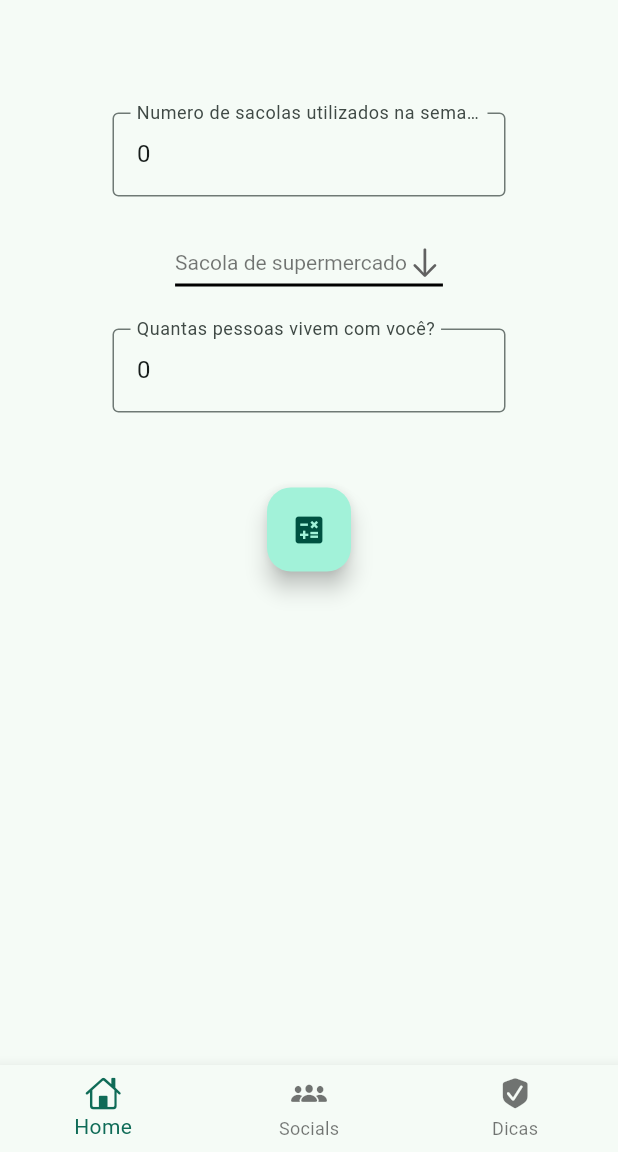
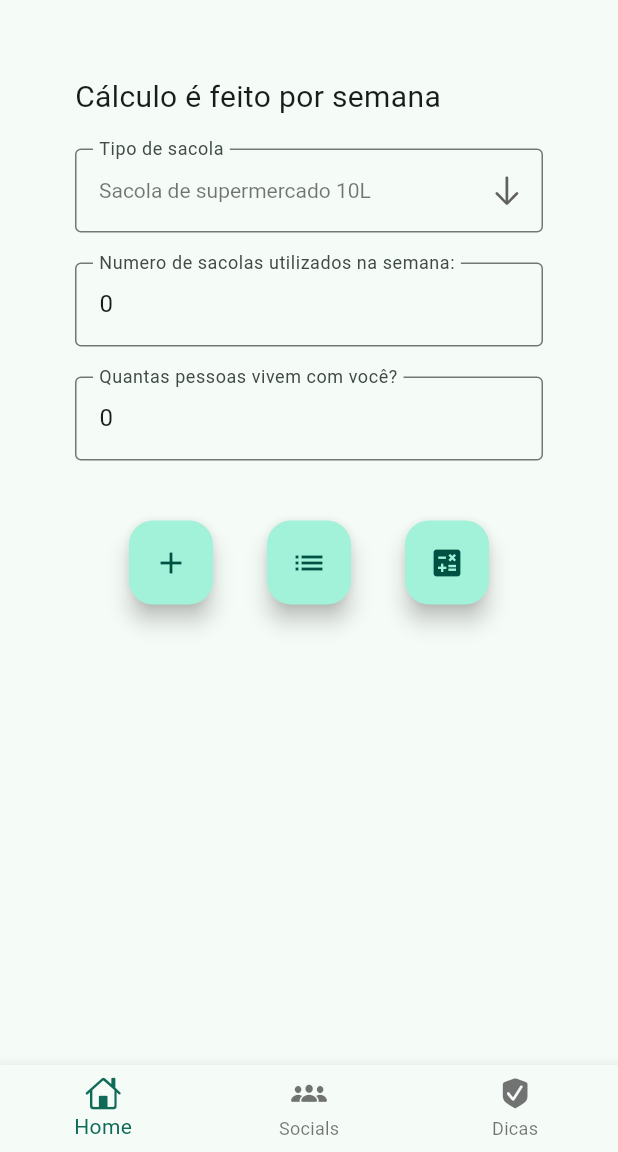
Before and after one commit to RafaelFerreira18/trash_produced_calculator_app, a Flutter app: the screen it shows after launch, on a phone screen of 412 x 824 dp, the part 84-1236 px from its top. Run offline on Flutter 3.47's test engine with Material 3 defaults, Android fonts, the light colour scheme and no system bars; our stand-ins replace firebase_core; accounts and stored records are empty.

Commit message:
inserting firebase and updating homePage

```diff
--- a/lib/pages/homePage.dart
+++ b/lib/pages/homePage.dart
@@ -1,12 +1,28 @@
 import 'package:flutter/cupertino.dart';
 import 'package:flutter/material.dart';
 import 'package:flutter/services.dart';
-import 'package:flutter/widgets.dart';
+
+class TrashEntry {
+  String trashType;
+  int trashCount;
+
+  TrashEntry(this.trashType, this.trashCount);
+}
 
 const List<String> trashTypeList = <String>[
-  'Sacola de supermercado',
-  'Saco de lixo'
+  'Sacola de supermercado 10L',
+  'Saco de lixo 50L'
 ];
+
+int checkTypeOfTrash(String dropdownValue) {
+  if (dropdownValue == "Sacola de supermercado 10L") {
+    return 10;
+  } else if (dropdownValue == "Saco de lixo 50L") {
+    return 50;
+  } else {
+    return 0;
+  }
+}
 
 class MyHomePage extends StatefulWidget {
   const MyHomePage({super.key, required this.title});
@@ -20,6 +36,9 @@ class MyHomePage extends StatefulWidget {
 class _MyHomePageState extends State<MyHomePage> {
   final calcController = TextEditingController(text: '0');
   final familyController = TextEditingController(text: '0');
+  String dropdownValue = trashTypeList.first;
+
+  List<TrashEntry> trashEntries = [];
 
   @override
   void dispose() {
@@ -28,46 +47,129 @@ class _MyHomePageState extends State<MyHomePage> {
     super.dispose();
   }
 
+  void addTrashEntry() {
+    final trashCount = int.tryParse(calcController.text) ?? 0;
+    final trashEntry = TrashEntry(dropdownValue, trashCount);
+    setState(() {
+      trashEntries.add(trashEntry);
+    });
+  }
+
+  String calculateTrash() {
+    int counter = 0;
+    for (int i = 0; i < trashEntries.length; i++) {
+      counter += trashEntries[i].trashCount *
+          checkTypeOfTrash(trashEntries[i].trashType);
+    }
+    counter = counter * int.parse(familyController.text);
+    return counter.toString();
+  }
+
   @override
   Widget build(BuildContext context) {
     return Scaffold(
-      body: Column(
+      resizeToAvoidBottomInset: false,
+      body: SingleChildScrollView(
+        child: Padding(
+          padding: const EdgeInsets.all(50.0),
+          child: Column(
             mainAxisAlignment: MainAxisAlignment.spaceBetween,
             crossAxisAlignment: CrossAxisAlignment.stretch,
             children: [
-          Padding(
-            padding: const EdgeInsets.all(75.0),
-            child: Column(
+              const Text(
+                "Cálculo é feito por semana",
+                style: TextStyle(fontSize: 20),
+              ),
+              const SizedBox(height: 20),
+              Column(
+                crossAxisAlignment: CrossAxisAlignment.stretch,
                 children: [
+                  DropdownButtonFormField<String>(
+                    value: dropdownValue,
+                    icon: const Icon(CupertinoIcons.arrow_down),
+                    elevation: 20,
+                    decoration: const InputDecoration(
+                      border: OutlineInputBorder(),
+                      labelText: "Tipo de sacola",
+                    ),
+                    style: const TextStyle(color: Colors.black54),
+                    onChanged: (String? value) {
+                      setState(() {
+                        dropdownValue = value!;
+                      });
+                    },
+                    items: trashTypeList
+                        .map<DropdownMenuItem<String>>((String value) {
+                      return DropdownMenuItem<String>(
+                        value: value,
+                        child: Text(value),
+                      );
+                    }).toList(),
+                  ),
+                  const SizedBox(height: 20),
                   TextField(
                     controller: calcController,
                     decoration: const InputDecoration(
                       border: OutlineInputBorder(),
-                      labelText: "Numero de sacolas utilizados na semana:"),
+                      labelText: "Numero de sacolas utilizados na semana:",
+                    ),
                     keyboardType: TextInputType.number,
                     inputFormatters: <TextInputFormatter>[
-                    FilteringTextInputFormatter.digitsOnly
+                      FilteringTextInputFormatter.digitsOnly,
                     ],
                   ),
-                const SizedBox(
-                  height: 20,
+                ],
               ),
-                const DropdownButtonTypesOfTrash(),
-                const SizedBox(
-                  height: 20,
-                ),
+              const SizedBox(height: 20),
               TextField(
                 controller: familyController,
                 decoration: const InputDecoration(
                   border: OutlineInputBorder(),
-                      labelText: "Quantas pessoas vivem com você?"),
+                  labelText: "Quantas pessoas vivem com você?",
+                ),
                 keyboardType: TextInputType.number,
                 inputFormatters: <TextInputFormatter>[
-                    FilteringTextInputFormatter.digitsOnly
+                  FilteringTextInputFormatter.digitsOnly,
                 ],
               ),
-                const SizedBox(
-                  height: 50,
+              const SizedBox(height: 40),
+              Row(
+                mainAxisAlignment: MainAxisAlignment.spaceEvenly,
+                children: [
+                  FloatingActionButton(
+                    onPressed: () {
+                      addTrashEntry();
+                    },
+                    tooltip: 'Adicionar entrada e mostrar lista',
+                    child: const Icon(Icons.add),
+                  ),
+                  FloatingActionButton(
+                    onPressed: () {
+                      showDialog(
+                        context: context,
+                        builder: (context) {
+                          return AlertDialog(
+                            content: SizedBox(
+                              width: double.maxFinite,
+                              child: ListView.builder(
+                                shrinkWrap: true,
+                                itemCount: trashEntries.length,
+                                itemBuilder: (context, index) {
+                                  final entry = trashEntries[index];
+                                  return ListTile(
+                                    title: Text(
+                                      '${entry.trashType}: ${entry.trashCount}',
+                                    ),
+                                  );
+                                },
+                              ),
+                            ),
+                          );
+                        },
+                      );
+                    },
+                    tooltip: 'Ver lista',
+                    child: const Icon(Icons.list),
                   ),
                   FloatingActionButton(
                     onPressed: () {
@@ -76,55 +178,21 @@ class _MyHomePageState extends State<MyHomePage> {
                         builder: (context) {
                           return AlertDialog(
                             content: Text(
-                                  'Você produziu aproximadamente ${int.parse(calcController.text) * int.parse(familyController.text) * 10}L de lixo'));
-                        });
+                              'Você produziu aproximadamente ${calculateTrash()}L de lixo',
+                            ),
+                          );
+                        },
+                      );
                     },
                     tooltip: 'Mostrar o valor',
                     child: const Icon(Icons.calculate),
-                )
+                  ),
+                ],
+              ),
             ],
           ),
         ),
-        ],
       ),
     );
   }
 }
-
-class DropdownButtonTypesOfTrash extends StatefulWidget {
-  const DropdownButtonTypesOfTrash({super.key});
-
-  @override
-  State<DropdownButtonTypesOfTrash> createState() =>
-      _DropdownButtonTypesOfTrashState();
-}
-
-class _DropdownButtonTypesOfTrashState
-    extends State<DropdownButtonTypesOfTrash> {
-  String dropdownValue = trashTypeList.first;
-
-  @override
-  Widget build(BuildContext context) {
-    return DropdownButton<String>(
-      value: dropdownValue,
-      icon: const Icon(CupertinoIcons.arrow_down),
-      elevation: 16,
-      style: const TextStyle(color: Colors.black54),
-      underline: Container(
-        height: 2,
-        color: Colors.black,
-      ),
-      onChanged: (String? value) {
-        setState(() {
-          dropdownValue = value!;
-        });
-      },
-      items: trashTypeList.map<DropdownMenuItem<String>>((String value) {
-        return DropdownMenuItem<String>(
-          value: value,
-          child: Text(value),
-        );
-      }).toList(),
-    );
-  }
-}
--- a/pubspec.yaml
+++ b/pubspec.yaml
@@ -35,6 +35,7 @@ dependencies:
   # The following adds the Cupertino Icons font to your application.
   # Use with the CupertinoIcons class for iOS style icons.
   cupertino_icons: ^1.0.6
+  firebase_core: ^3.1.0
 
 dev_dependencies:
   flutter_test:
@@ -45,7 +46,7 @@ dev_dependencies:
   # activated in the `analysis_options.yaml` file located at the root of your
   # package. See that file for information about deactivating specific lint
   # rules and activating additional ones.
-  flutter_lints: ^3.0.0
+  flutter_lints: ^4.0.0
 
 # For information on the generic Dart part of this file, see the
 # following page: https://dart.dev/tools/pub/pubspec
```
Also changed, not shown: lib/main.dart (+6 -1 lines), lib/pages/tips.dart (+10 -10 lines), firebase.json (added), lib/firebase_options.dart (added), pubspec.lock, 6 other files. Lines whose indentation alone changed are shown as unchanged.
